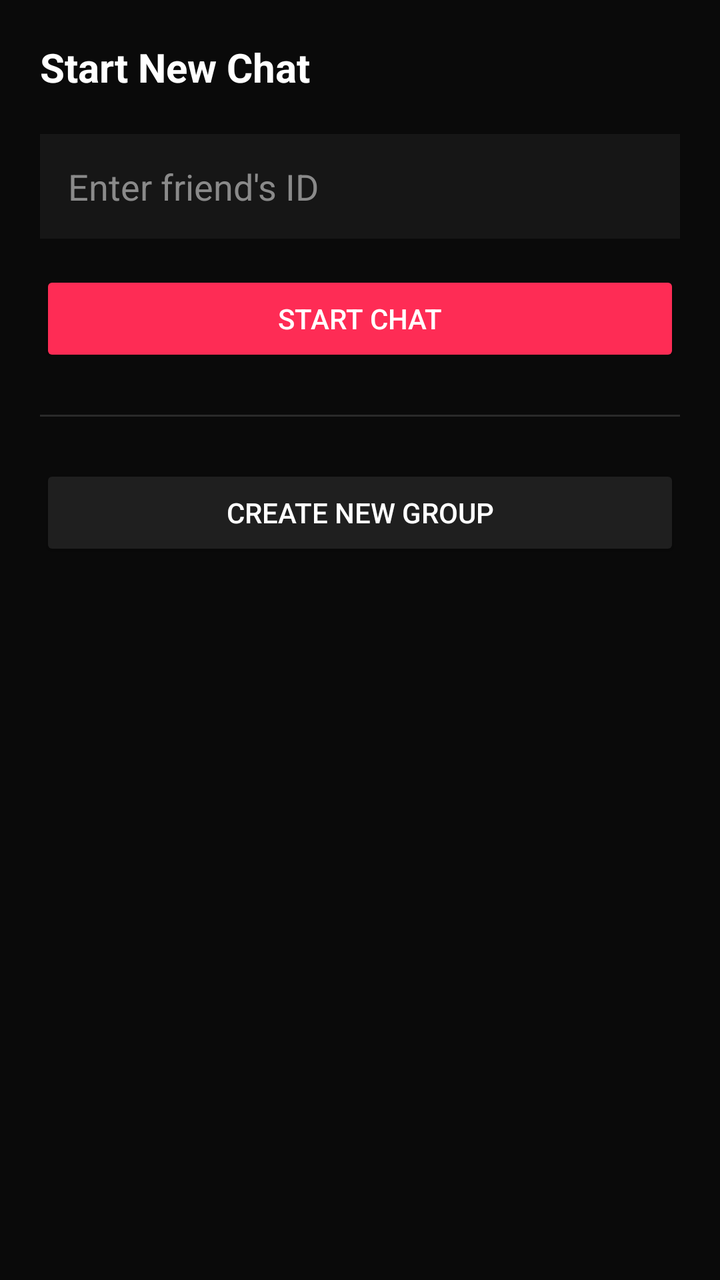
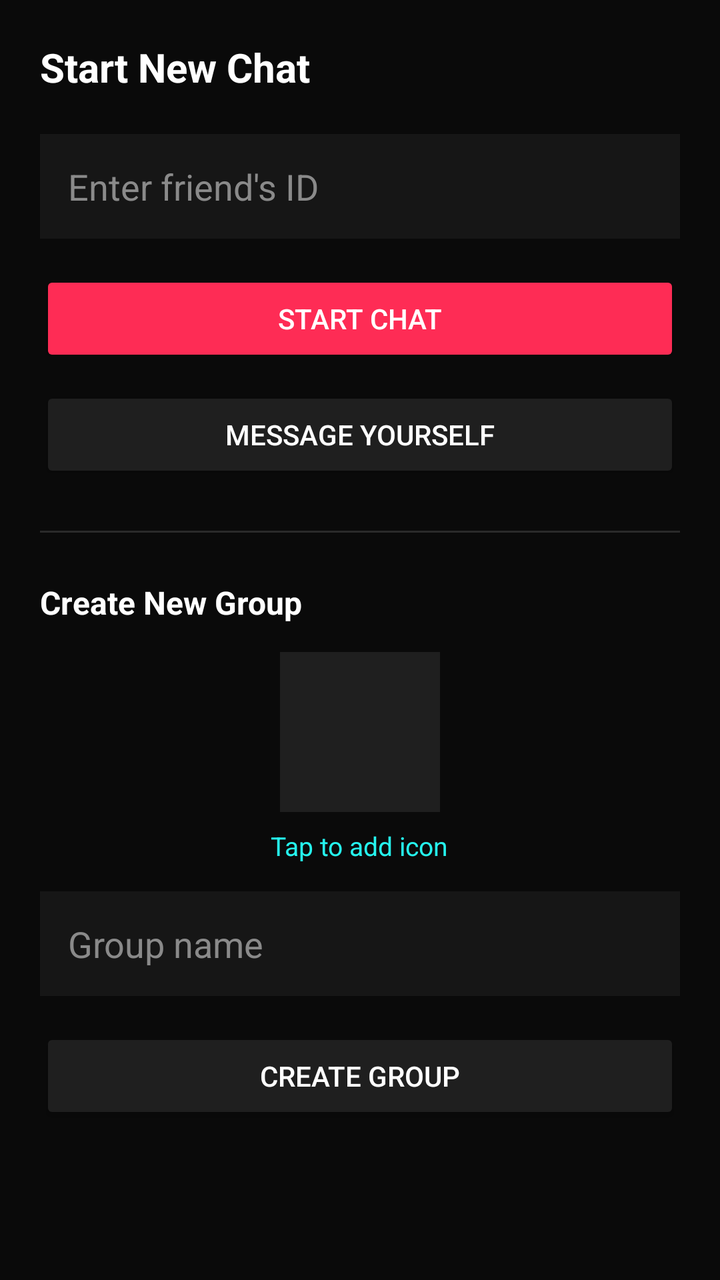

Screens rendered from an Android XML layout before and after an edit, with the pre-edit source and the edit as a unified diff.
<!-- AndroidManifest.xml: application theme Theme.BlankCT -->
<!-- res/layout/fragment_new_chat.xml -->
<?xml version="1.0" encoding="utf-8"?>
<LinearLayout xmlns:android="http://schemas.android.com/apk/res/android"
    android:layout_width="match_parent"
    android:layout_height="match_parent"
    android:orientation="vertical"
    android:background="@color/dark_bg"
    android:padding="20dp">

    <TextView
        android:layout_width="wrap_content"
        android:layout_height="wrap_content"
        android:text="Start New Chat"
        android:textColor="@color/white"
        android:textSize="20sp"
        android:textStyle="bold"
        android:layout_marginBottom="20dp" />

    <EditText
        android:id="@+id/et_friend_id"
        android:layout_width="match_parent"
        android:layout_height="wrap_content"
        android:hint="Enter friend's ID"
        android:textColorHint="@color/text_secondary"
        android:textColor="@color/white"
        android:background="@color/surface_dark"
        android:padding="14dp"
        android:inputType="textCapCharacters" />

    <Button
        android:id="@+id/btn_start_chat"
        android:layout_width="match_parent"
        android:layout_height="wrap_content"
        android:layout_marginTop="16dp"
        android:text="Start Chat"
        android:backgroundTint="@color/tiktok_red"
        android:textColor="@color/white" />

    <View
        android:layout_width="match_parent"
        android:layout_height="1dp"
        android:background="@color/divider"
        android:layout_marginTop="24dp"
        android:layout_marginBottom="24dp" />

    <Button
        android:id="@+id/btn_new_group"
        android:layout_width="match_parent"
        android:layout_height="wrap_content"
        android:text="Create New Group"
        android:backgroundTint="@color/surface_light"
        android:textColor="@color/white" />

</LinearLayout>
<!-- resources referenced by this layout -->
<resources>
  <color name="dark_bg">#0A0A0A</color>
  <color name="divider">#2A2A2A</color>
  <color name="surface_dark">#161616</color>
  <color name="surface_light">#1F1F1F</color>
  <color name="text_secondary">#8A8A8A</color>
  <color name="tiktok_red">#FE2C55</color>
  <color name="white">#FFFFFF</color>
  <style name="Theme.BlankCT" parent="Theme.MaterialComponents.DayNight.NoActionBar">
          <item name="colorPrimary">@color/tiktok_red</item>
          <item name="colorPrimaryVariant">@color/tiktok_red</item>
          <item name="colorOnPrimary">@color/white</item>
          <item name="colorSecondary">@color/tiktok_cyan</item>
          <item name="colorSecondaryVariant">@color/tiktok_cyan</item>
          <item name="colorOnSecondary">@color/black</item>
          <item name="android:statusBarColor">@color/black</item>
          <item name="android:navigationBarColor">@color/black</item>
          <item name="android:windowBackground">@color/dark_bg</item>
          <item name="android:windowLightStatusBar">false</item>
          <item name="colorSurface">@color/surface_dark</item>
          <item name="colorOnSurface">@color/white</item>
      </style>
  <color name="tiktok_cyan">#25F4EE</color>
  <color name="black">#000000</color>
</resources>

<!-- the commit's change to res/layout/fragment_new_chat.xml (unified diff, before → after) -->
@@ -1,9 +1,13 @@
 <?xml version="1.0" encoding="utf-8"?>
-<LinearLayout xmlns:android="http://schemas.android.com/apk/res/android"
+<ScrollView xmlns:android="http://schemas.android.com/apk/res/android"
     android:layout_width="match_parent"
     android:layout_height="match_parent"
+    android:background="@color/dark_bg">
+
+<LinearLayout
+    android:layout_width="match_parent"
+    android:layout_height="wrap_content"
     android:orientation="vertical"
-    android:background="@color/dark_bg"
     android:padding="20dp">
 
     <TextView
@@ -35,6 +39,15 @@
         android:backgroundTint="@color/tiktok_red"
         android:textColor="@color/white" />
 
+    <Button
+        android:id="@+id/btn_self_chat"
+        android:layout_width="match_parent"
+        android:layout_height="wrap_content"
+        android:layout_marginTop="10dp"
+        android:text="Message Yourself"
+        android:backgroundTint="@color/surface_light"
+        android:textColor="@color/white" />
+
     <View
         android:layout_width="match_parent"
         android:layout_height="1dp"
@@ -42,12 +55,53 @@
         android:layout_marginTop="24dp"
         android:layout_marginBottom="24dp" />
 
+    <TextView
+        android:layout_width="wrap_content"
+        android:layout_height="wrap_content"
+        android:text="Create New Group"
+        android:textColor="@color/white"
+        android:textSize="16sp"
+        android:textStyle="bold"
+        android:layout_marginBottom="14dp" />
+
+    <ImageView
+        android:id="@+id/iv_group_icon"
+        android:layout_width="80dp"
+        android:layout_height="80dp"
+        android:layout_gravity="center_horizontal"
+        android:background="@color/surface_light"
+        android:scaleType="centerCrop"
+        android:contentDescription="Group icon" />
+
+    <TextView
+        android:id="@+id/tv_pick_icon"
+        android:layout_width="wrap_content"
+        android:layout_height="wrap_content"
+        android:layout_gravity="center_horizontal"
+        android:layout_marginTop="8dp"
+        android:text="Tap to add icon"
+        android:textColor="@color/tiktok_cyan"
+        android:textSize="13sp" />
+
+    <EditText
+        android:id="@+id/et_group_name"
+        android:layout_width="match_parent"
+        android:layout_height="wrap_content"
+        android:layout_marginTop="14dp"
+        android:hint="Group name"
+        android:textColorHint="@color/text_secondary"
+        android:textColor="@color/white"
+        android:background="@color/surface_dark"
+        android:padding="14dp" />
+
     <Button
         android:id="@+id/btn_new_group"
         android:layout_width="match_parent"
         android:layout_height="wrap_content"
-        android:text="Create New Group"
+        android:layout_marginTop="16dp"
+        android:text="Create Group"
         android:backgroundTint="@color/surface_light"
         android:textColor="@color/white" />
 
 </LinearLayout>
+</ScrollView>
<!-- resource entries referenced after the edit -->
@@ -5,6 +5,7 @@
   <color name="surface_dark">#161616</color>
   <color name="surface_light">#1F1F1F</color>
   <color name="text_secondary">#8A8A8A</color>
+  <color name="tiktok_cyan">#25F4EE</color>
   <color name="tiktok_red">#FE2C55</color>
   <color name="white">#FFFFFF</color>
   <style name="Theme.BlankCT" parent="Theme.MaterialComponents.DayNight.NoActionBar">
@@ -21,7 +22,6 @@
           <item name="colorSurface">@color/surface_dark</item>
           <item name="colorOnSurface">@color/white</item>
       </style>
-  <color name="tiktok_cyan">#25F4EE</color>
   <color name="black">#000000</color>
 </resources>
 
